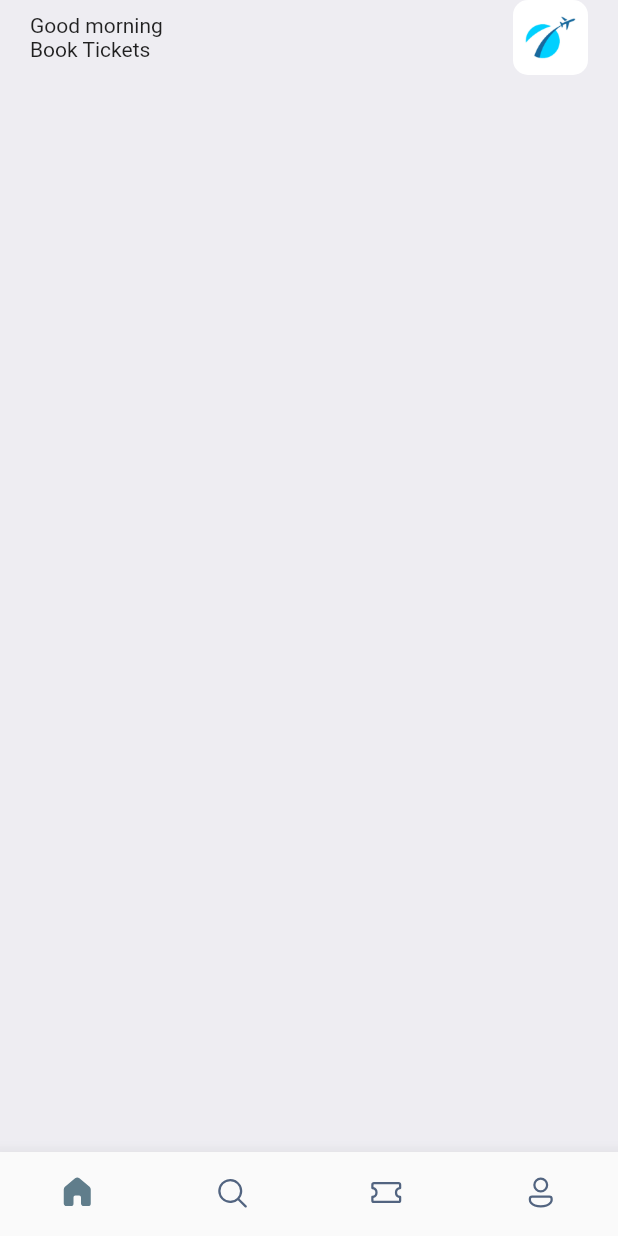
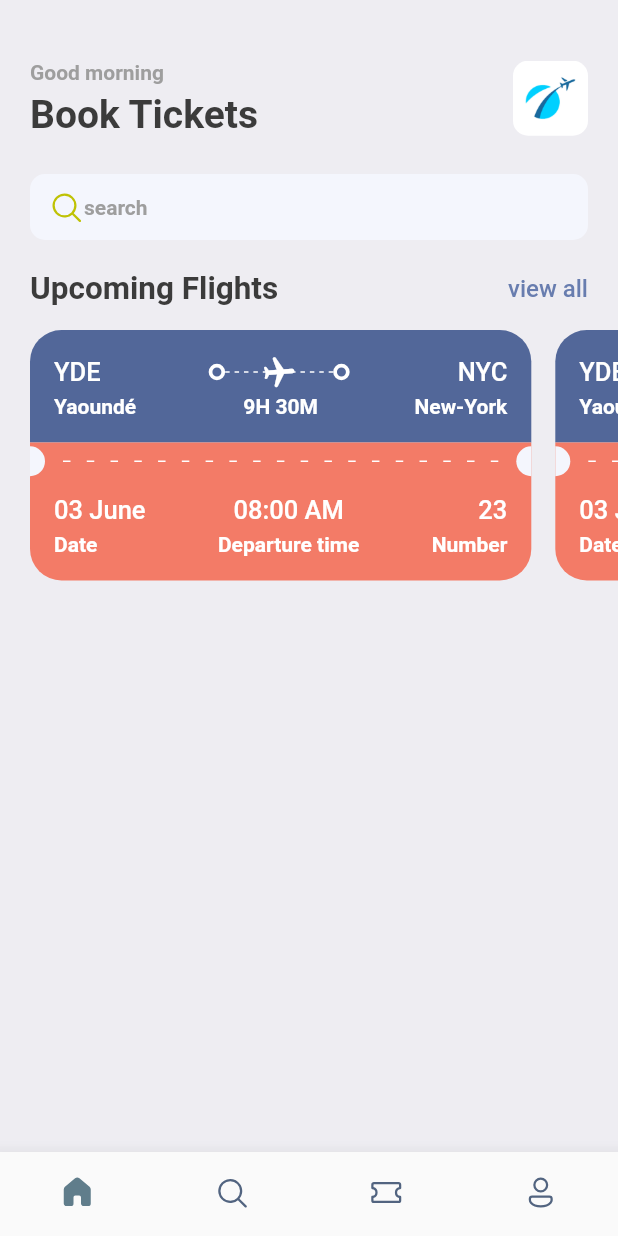
Before and after one commit to Chisamuel651/flutter_ticket_booking_app, a Flutter app: the screen it shows after launch, on a phone screen of 412 x 824 dp. Run offline on Flutter 3.47's test engine with Material 2 defaults, Android fonts, the phone set to English and light mode, and no system bars; our stand-ins replace fluentui_icons, gap.

Commit message:
third commit

```diff
--- a/lib/screens/home_screen.dart
+++ b/lib/screens/home_screen.dart
@@ -1,6 +1,11 @@
+import 'package:fluentui_icons/fluentui_icons.dart';
 import 'package:flutter/material.dart';
 import 'package:flutter/src/widgets/framework.dart';
 import 'package:flutter/src/widgets/placeholder.dart';
+import 'package:gap/gap.dart';
+import 'package:ticket_booking/screens/ticket_view.dart';
+
+import '../utils/app_styles.dart';
 
 class HomeScreen extends StatelessWidget {
   const HomeScreen({super.key});
@@ -8,7 +13,7 @@ class HomeScreen extends StatelessWidget {
   @override
   Widget build(BuildContext context) {
     return Scaffold(
-      backgroundColor: Color(0xFFeeedf2),
+      backgroundColor: Styles.bgColor,
       body: ListView(
         children: [
           Container(
@@ -16,35 +21,92 @@ class HomeScreen extends StatelessWidget {
             padding: const EdgeInsets.symmetric(horizontal: 20),
             child: Column(
               children: [
+                const Gap(40),
                 Row(
                   mainAxisAlignment: MainAxisAlignment.spaceBetween,
                   children: [
                     Column(
                       crossAxisAlignment: CrossAxisAlignment.start,
-                      children: const [
-                        Text("Good morning"),
-                        Text("Book Tickets")
+                      children: [
+                        Text(
+                          "Good morning",
+                          style: Styles.headLineStyle4,
+                        ),
+                        const Gap(5),
+                        Text(
+                          "Book Tickets",
+                          style: Styles.headLineStyle1,
+                        )
                       ],
                     ),
-
                     Container(
                       width: 50,
                       height: 50,
                       decoration: BoxDecoration(
-                        borderRadius: BorderRadius.circular(10),
-                        image: const DecorationImage(
-                          fit: BoxFit.fitHeight,
-                          image: AssetImage(
-                            "assets/images/img_1.png"
-                          )
-                        )
+                          borderRadius: BorderRadius.circular(10),
+                          image: const DecorationImage(
+                              fit: BoxFit.fitHeight,
+                              image: AssetImage("assets/images/img_1.png"))),
+                    )
+                  ],
+                ),
+                const Gap(25),
+                Container(
+                  decoration: BoxDecoration(
+                    borderRadius: BorderRadius.circular(10),
+                    color: const Color(0xFFF4F6FD),
+                  ),
+                  padding:
+                      const EdgeInsets.symmetric(horizontal: 12, vertical: 10),
+                  child: Row(
+                    children: [
+                      const Icon(
+                        FluentSystemIcons.ic_fluent_search_regular,
+                        color: Color(0xFFBFC205),
                       ),
+                      Text(
+                        "search",
+                        style: Styles.headLineStyle4,
+                      )
+                    ],
+                  ),
+                ),
+                const Gap(20),
+                Row(
+                  mainAxisAlignment: MainAxisAlignment.spaceBetween,
+                  children: [
+                    Text(
+                      "Upcoming Flights",
+                      style: Styles.headLineStyle2,
+                    ),
+                    InkWell(
+                      onTap: () {
+                        print("You are tapped");
+                      },
+                      child: Text("view all",
+                          style: Styles.textStyle.copyWith(
+                            color: Styles.primaryColor,
+                          )),
                     )
                   ],
                 )
               ],
             ),
-          )
+          ),
+          // first child ends here for first 3 components
+          const Gap(15),
+          // call ticketview function
+          SingleChildScrollView(
+            scrollDirection: Axis.horizontal,
+            padding: const EdgeInsets.only(left: 20),
+            child: Row(
+              children: const [
+                TicketView(),
+                TicketView()
+              ],
+            ),
+          ),
+
         ],
       ),
     );
--- /dev/null
+++ b/lib/screens/ticket_view.dart
@@ -0,0 +1,230 @@
+import 'package:flutter/material.dart';
+import 'package:flutter/rendering.dart';
+import 'package:flutter/src/widgets/framework.dart';
+import 'package:flutter/src/widgets/placeholder.dart';
+import 'package:gap/gap.dart';
+import 'package:ticket_booking/utils/app_layout.dart';
+import 'package:ticket_booking/utils/app_styles.dart';
+
+import '../widgets/thick_container.dart';
+
+class TicketView extends StatelessWidget {
+  const TicketView({super.key});
+
+  @override
+  Widget build(BuildContext context) {
+    final size = AppLayout.getSize(context);
+    return SizedBox(
+      width: size.width*0.85,
+      height: 200,
+      child: Container(
+        margin: const EdgeInsets.only(right: 16),
+        child: Column(
+          children: [
+            // shows the blue section of the card/ticket
+            Container(
+              // color: Colors.red,
+              decoration: const BoxDecoration(
+                color: Color(0xFF526799),
+                borderRadius: BorderRadius.only(
+                    topLeft: Radius.circular(21),
+                    topRight: Radius.circular(21)),
+              ),
+              padding: const EdgeInsets.all(16),
+              child: Column(
+                children: [
+                  Row(
+                    children: [
+                      Text(
+                        "YDE",
+                        style:
+                            Styles.headLineStyle3.copyWith(color: Colors.white),
+                      ),
+                      // const Spacer(),
+                      Expanded(child: Container()),
+                      ThickContainer(),
+                      Expanded(
+                          child: Stack(
+                        children: [
+                          SizedBox(
+                            height: 24,
+                            child: LayoutBuilder(
+                              builder: (BuildContext context,
+                                  BoxConstraints constraints) {
+                                print(
+                                    "the width is ${constraints.constrainWidth()}");
+                                return Flex(
+                                  direction: Axis.horizontal,
+                                  mainAxisAlignment:
+                                      MainAxisAlignment.spaceBetween,
+                                  mainAxisSize: MainAxisSize.max,
+                                  children: List.generate(
+                                      (constraints.constrainWidth() / 6)
+                                          .floor(),
+                                      (index) => const SizedBox(
+                                            width: 3,
+                                            height: 1,
+                                            child: DecoratedBox(
+                                              decoration: BoxDecoration(
+                                                color: Colors.white,
+                                              ),
+                                            ),
+                                          )),
+                                );
+                              },
+                            ),
+                          ),
+                          Center(
+                              child: Transform.rotate(
+                            angle: 1.5,
+                            child: const Icon(
+                              Icons.local_airport_rounded,
+                              color: Colors.white,
+                            ),
+                          )),
+                        ],
+                      )),
+                      ThickContainer(),
+                      Expanded(child: Container()),
+                      Text(
+                        "NYC",
+                        style:
+                            Styles.headLineStyle3.copyWith(color: Colors.white),
+                      )
+                    ],
+                  ),
+                  const Gap(3),
+                  Row(
+                    mainAxisAlignment: MainAxisAlignment.spaceBetween,
+                    children: [
+                      SizedBox(
+                        width: 100,
+                        child: Text(
+                          "Yaoundé",
+                          style: Styles.headLineStyle4
+                              .copyWith(color: Colors.white),
+                        ),
+                      ),
+                      Text(
+                        "9H 30M",
+                        style:
+                            Styles.headLineStyle4.copyWith(color: Colors.white),
+                      ),
+                      SizedBox(
+                        width: 100,
+                        child: Text(
+                          "New-York",
+                          textAlign: TextAlign.end,
+                          style: Styles.headLineStyle4
+                              .copyWith(color: Colors.white),
+                        ),
+                      )
+                    ],
+                  )
+                ],
+              ),
+            ),
+
+            // second container
+            // shows the orange section of the card/ticket
+            Container(
+              color: Styles.orangeColor,
+              child: Row(
+                children:  [
+                  const SizedBox(
+                    height: 20,
+                    width: 10,
+                    child: DecoratedBox(
+                      decoration: BoxDecoration(
+                        color: Color(0xFFF4F6FD),
+                        borderRadius: BorderRadius.only(bottomRight: Radius.circular(10), topRight: Radius.circular(10)),
+                      ),
+                    ),
+                  ),
+
+                  Expanded(child: Padding(
+                    padding: const EdgeInsets.all(12.0),
+                    child: LayoutBuilder(
+                      builder: (BuildContext context , BoxConstraints constraints) {
+                        return Flex(
+                          mainAxisAlignment: MainAxisAlignment.spaceBetween,
+                          mainAxisSize: MainAxisSize.max,
+                          direction: Axis.horizontal,
+                          children: List.generate((constraints.constrainWidth()/15).floor(), (index) => const SizedBox(
+                            width: 5,
+                            height: 1,
+                            child: DecoratedBox(
+                              decoration: BoxDecoration(
+                                color: Colors.white,
+                              ),
+                            ),
+                          )),
+                        );
+                      },
+                    ),
+                  )),
+
+                  const SizedBox(
+                    height: 20,
+                    width: 10,
+                    child: DecoratedBox(
+                      decoration: BoxDecoration(
+                        color: Color(0xFFF4F6FD),
+                        borderRadius: BorderRadius.only(bottomLeft: Radius.circular(10), topLeft: Radius.circular(10)),
+                      ),
+                    ),
+                  ),
+                ],
+              ),
+            ),
+
+            Container(
+              decoration: BoxDecoration(
+                color: Styles.orangeColor,
+                borderRadius: const BorderRadius.only(
+                    bottomLeft: Radius.circular(21),
+                    bottomRight: Radius.circular(21)),
+              ),
+              padding: const EdgeInsets.only(left: 16, top: 10, right: 16, bottom: 16),
+              child: Column(
+                children: [
+                  Row(
+                    mainAxisAlignment: MainAxisAlignment.spaceBetween,
+                    children: [
+                      Column(
+                        crossAxisAlignment: CrossAxisAlignment.start,
+                        children: [
+                          Text("03 June", style: Styles.headLineStyle3.copyWith(color: Colors.white,),),
+                          const Gap(5),
+                          Text("Date", style: Styles.headLineStyle4.copyWith(color: Colors.white),)
+                        ],
+                      ),
+
+                      Column(
+                        crossAxisAlignment: CrossAxisAlignment.center,
+                        children: [
+                          Text("08:00 AM", style: Styles.headLineStyle3.copyWith(color: Colors.white,),),
+                          const Gap(5),
+                          Text("Departure time", style: Styles.headLineStyle4.copyWith(color: Colors.white),)
+                        ],
+                      ),
+
+                      Column(
+                        crossAxisAlignment: CrossAxisAlignment.end,
+                        children: [
+                          Text("23", style: Styles.headLineStyle3.copyWith(color: Colors.white,),),
+                          const Gap(5),
+                          Text("Number", style: Styles.headLineStyle4.copyWith(color: Colors.white),)
+                        ],
+                      )
+                    ],
+                  )
+                ],
+              ),
+            )
+          ],
+        ),
+      ),
+    );
+  }
+}
--- /dev/null
+++ b/lib/utils/app_layout.dart
@@ -0,0 +1,7 @@
+import 'package:flutter/cupertino.dart';
+
+class AppLayout {
+  static getSize(BuildContext context) {
+    return MediaQuery.of(context).size;
+  }
+}
--- a/lib/utils/app_styles.dart
+++ b/lib/utils/app_styles.dart
@@ -6,10 +6,10 @@ class Styles {
   static Color primaryColor = primary;
   static Color textColor = const Color(0xFF3b3b3b);
   static Color bgColor = const Color(0xFFeeedf2);
-  static Color orangeColor = const Color(0xFF526799);
+  static Color orangeColor = const Color(0xFFF37B67);
   static TextStyle textStyle = TextStyle(fontSize: 16, color: textColor, fontWeight :FontWeight.w500);
   static TextStyle headLineStyle1 = TextStyle(fontSize: 26, color: textColor, fontWeight :FontWeight.bold);
   static TextStyle headLineStyle2 = TextStyle(fontSize: 21, color: textColor, fontWeight :FontWeight.bold);
-  static TextStyle headLineStyle3 = TextStyle(fontSize: 17, color: textColor, fontWeight :FontWeight.w500);
+  static TextStyle headLineStyle3 = TextStyle(fontSize: 17, color: Colors.grey.shade500, fontWeight :FontWeight.w500);
   static TextStyle headLineStyle4 = TextStyle(fontSize: 14, color: Colors.grey.shade500, fontWeight :FontWeight.bold);
 }
--- /dev/null
+++ b/lib/widgets/thick_container.dart
@@ -0,0 +1,18 @@
+import 'package:flutter/material.dart';
+import 'package:flutter/src/widgets/framework.dart';
+import 'package:flutter/src/widgets/placeholder.dart';
+
+class ThickContainer extends StatelessWidget {
+  const ThickContainer({super.key});
+
+  @override
+  Widget build(BuildContext context) {
+    return Container(
+      padding: const EdgeInsets.all(3.0),
+      decoration: BoxDecoration(
+        border: Border.all(width: 2.5, color: Colors.white),
+        borderRadius: BorderRadius.circular(20)
+      ),
+    );
+  }
+}
--- a/pubspec.yaml
+++ b/pubspec.yaml
@@ -36,6 +36,7 @@ dependencies:
   # Use with the CupertinoIcons class for iOS style icons.
   cupertino_icons: ^1.0.2
   fluentui_icons: ^1.0.0
+  gap: ^2.0.0
 
 dev_dependencies:
   flutter_test:
```
Also changed, not shown: pubspec.lock.
